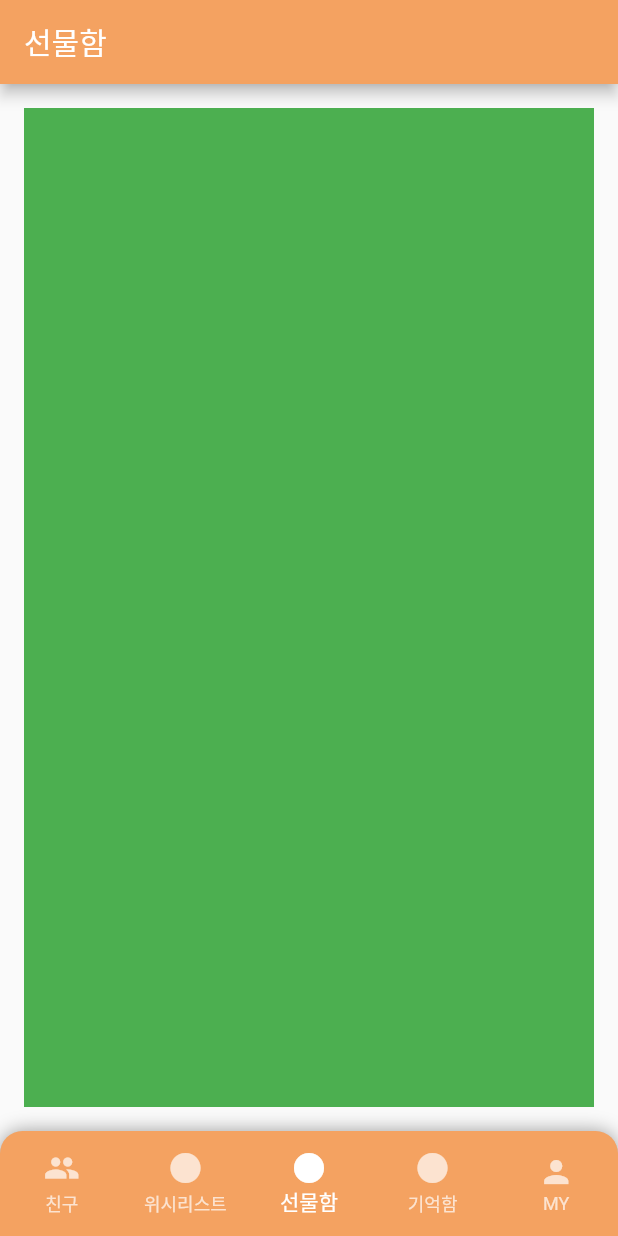
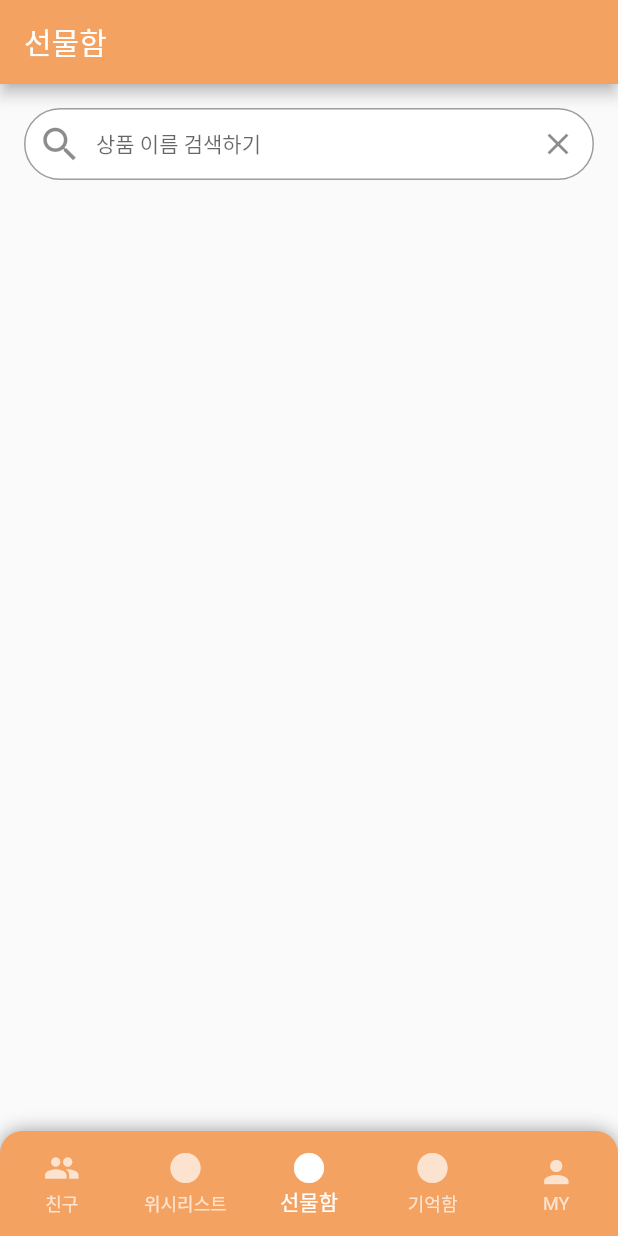
Before and after one commit to Capstone-Design-06-4/ToBeHonest_Front, a Flutter app: the screen it shows after launch, item 3 of the bottom bar chosen, on a phone screen of 412 x 824 dp. Run offline on Flutter 3.47's test engine with Material 2 defaults, Android fonts, the phone set to English and light mode, and no system bars; our stand-ins replace font_awesome_flutter, get, hive, hive_flutter, image_picker, shared_preferences and 1 more; accounts and stored records are empty; generated files the repository leaves out were written again; network calls fail; Roboto replaces fonts that are missing (AppleSDGothicNeo).

Commit message:
giftbox_page main ui is completed.

```diff
--- /dev/null
+++ b/lib/controllers/giftbox_controller.dart
@@ -0,0 +1,37 @@
+// giftbox_controller.dart
+
+import 'package:get/get.dart';
+import 'package:tobehonest/models/wishItem.dart';
+import 'package:tobehonest/models/item.dart';
+import 'package:tobehonest/services/wishlist_service.dart';
+import 'package:tobehonest/services/item_service.dart';
+import '../services/login_service.dart';
+
+class GiftBoxController extends GetxController {
+  var wishItems = <WishItem>[].obs;
+  var Items = <Item>[].obs;
+  var isLoading = true.obs;
+
+  Future<void> fetchCompleteWishItems_Con({String? searchText}) async {
+    try {
+      isLoading(true);
+
+      String? token = await getToken();
+      print('토큰: $token');
+      if (token == null) throw Exception("토큰이 없습니다.");
+
+    await fetchCompletedWishItems(token);
+    List<WishItem> CompletedWishItems = await getCompletedWishItems();
+
+      // RxList의 assignAll 메서드로 데이터를 할당
+      wishItems.assignAll(CompletedWishItems);
+
+      // RxList의 refresh 메서드로 UI를 갱신
+      wishItems.refresh();
+    } catch (e) {
+      print('오류 발생: $e');
+    } finally {
+      isLoading(false);
+    }
+  }
+}
--- a/lib/controllers/wishlist_controlller.dart
+++ b/lib/controllers/wishlist_controlller.dart
@@ -50,10 +50,6 @@ class WishListController extends GetxController {
       isLoading(false);
     }
   }
-
-
-
-
 
   Future<void> fetchProgressWishItems_Con({String? searchText}) async {
     try {
--- a/lib/wishlist_function/wishlist_widgets/wishlist_main/item_list_widget.dart
+++ b/lib/giftbox_function/giftbox_widgets/com_item_list_widget.dart
@@ -74,7 +74,7 @@ class WishItemList extends StatelessWidget {
                       opacity: 0.75,
                       child: Container(
                         height: 20,
-                        width: (MediaQuery.of(ctx).size.width - 265) *
+                        width: (MediaQuery.of(ctx).size.width - 255) *
                             (filteredWishItems[index].fundAmount / filteredWishItems[index].itemPrice),
                         decoration: BoxDecoration(
                           color: Colors.green,
--- /dev/null
+++ b/lib/giftbox_function/giftbox_widgets/completeted_item_search_widget.dart
@@ -0,0 +1,66 @@
+// item_search.dart
+
+import 'package:flutter/material.dart';
+
+class ItemSearchBar extends StatefulWidget {
+  final ValueChanged<String> onSearch;
+
+  ItemSearchBar({required this.onSearch});
+
+  @override
+  _ProductSearchWidgetState createState() => _ProductSearchWidgetState();
+}
+
+class _ProductSearchWidgetState extends State<ItemSearchBar> {
+  final TextEditingController _controller = TextEditingController();
+
+  void _handleSearch() {
+    widget.onSearch(_controller.text);
+  }
+
+  @override
+  void initState() {
+    super.initState();
+
+    // initState에서 컨트롤러 초기화
+    _controller.clear();
+  }
+
+  @override
+  Widget build(BuildContext context) {
+    return Padding(
+      padding: const EdgeInsets.only(bottom: 10.0),
+      child: TextField(
+        controller: _controller,
+        onChanged: (value) => widget.onSearch(value),
+        style: TextStyle(fontSize: 14),
+        decoration: InputDecoration(
+          contentPadding: EdgeInsets.symmetric(vertical: 10),
+          prefixIcon: Icon(Icons.search, size: 30),
+          suffixIcon: IconButton(
+            icon: Icon(Icons.clear),
+            onPressed: () {
+              _controller.clear();
+              widget.onSearch('');
+            },
+          ),
+          hintText: '상품 이름 검색하기',
+          filled: true,
+          fillColor: Colors.white,
+          border: OutlineInputBorder(
+            borderRadius: BorderRadius.circular(30.0),
+            borderSide: BorderSide(color: Colors.grey, width: 1.0),
+          ),
+          enabledBorder: OutlineInputBorder(
+            borderRadius: BorderRadius.circular(30.0),
+            borderSide: BorderSide(color: Colors.grey, width: 1.0),
+          ),
+          focusedBorder: OutlineInputBorder(
+            borderRadius: BorderRadius.circular(30.0),
+            borderSide: BorderSide(color: Colors.grey, width: 2.0),
+          ),
+        ),
+      ),
+    );
+  }
+}
--- a/lib/main.dart
+++ b/lib/main.dart
@@ -89,7 +89,7 @@ class _MyHomePageState extends State<MyHomePage> {
   final _pages = [
     FriendPage(), // 친구 페이지
     WishListPage(), // 위시리스트 페이지
-    PlaceholderWidget(Colors.green), // 선물함 페이지
+    GiftBoxPage(), // 선물함 페이지
     PlaceholderWidget(Colors.yellow), // 기억함 페이지
     PlaceholderWidget(Colors.purple), // MY 페이지
   ];
--- a/lib/navigation bar/giftbox_page.dart
+++ b/lib/navigation bar/giftbox_page.dart
@@ -0,0 +1,64 @@
+// giftbox_page.dart
+
+import 'package:flutter/material.dart';
+import 'package:tobehonest/controllers/giftbox_controller.dart';
+import 'package:tobehonest/giftbox_function/giftbox_widgets/completeted_item_search_widget.dart';
+import 'package:tobehonest/giftbox_function/giftbox_widgets/com_item_list_widget.dart';
+import 'package:get/get.dart';
+
+class GiftBoxPage extends StatefulWidget {
+  @override
+  _GiftBoxPageState createState() => _GiftBoxPageState();
+}
+
+class _GiftBoxPageState extends State<GiftBoxPage> {
+  String _searchText = ''; // 추가: 검색어 저장 변수
+  final GiftBoxController giftBoxController = Get.put(GiftBoxController());
+
+  void _onSearch(String text) {
+    setState(() {
+      _searchText = text;
+    });
+
+    _updateWishItems();
+  }
+
+  void _updateWishItems() async {
+    try {
+      await giftBoxController.fetchCompleteWishItems_Con(searchText: _searchText);
+    } catch (e) {
+      print('오류 발생: $e');
+    }
+  }
+
+  @override
+  void initState() {
+    super.initState();
+
+    _updateWishItems();
+  }
+
+  @override
+  Widget build(BuildContext context) {
+    return Column(
+      children: <Widget>[
+        ItemSearchBar(onSearch: _onSearch),
+        Expanded(
+          child: Obx(() {
+            if (giftBoxController.isLoading.isTrue) {
+              return Center(child: CircularProgressIndicator());
+            }
+            return ListView(
+              children: <Widget>[
+                 WishItemList(
+                   wishItems: giftBoxController.wishItems,
+                   searchText: _searchText,
+                 ),
+              ],
+            );
+          }),
+        ),
+      ],
+    );
+  }
+}
--- a/lib/navigation bar/wishlist_page.dart
+++ b/lib/navigation bar/wishlist_page.dart
@@ -6,7 +6,7 @@ import 'package:tobehonest/controllers/wishlist_controlller.dart';
 import 'package:tobehonest/wishlist_function/wishlist_widgets/wishlist_main/item_search_widget.dart';
 import 'package:tobehonest/wishlist_function/wishlist_widgets/wishlist_main/item_list_widget.dart';
 import 'package:tobehonest/wishlist_function/wishlist_widgets/wishlist_main/item_add_button_widget.dart';
-import '../wishlist_function/wishlist_view/item_add_view.dart';
+import 'package:tobehonest/wishlist_function/wishlist_view/item_add_view.dart';
 
 class WishListPage extends StatefulWidget {
   @override
```
Also changed, not shown: lib/giftbox_function/giftbox_view/giftbox_detailed_view.dart (added).
